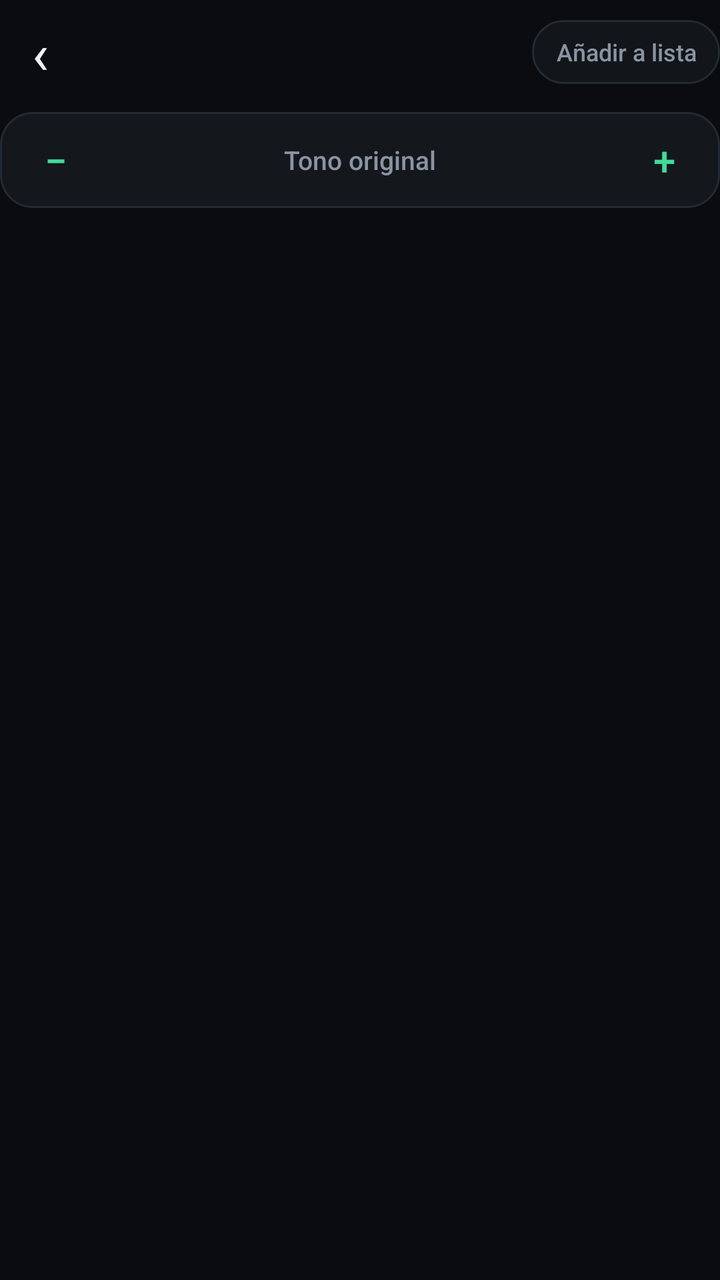
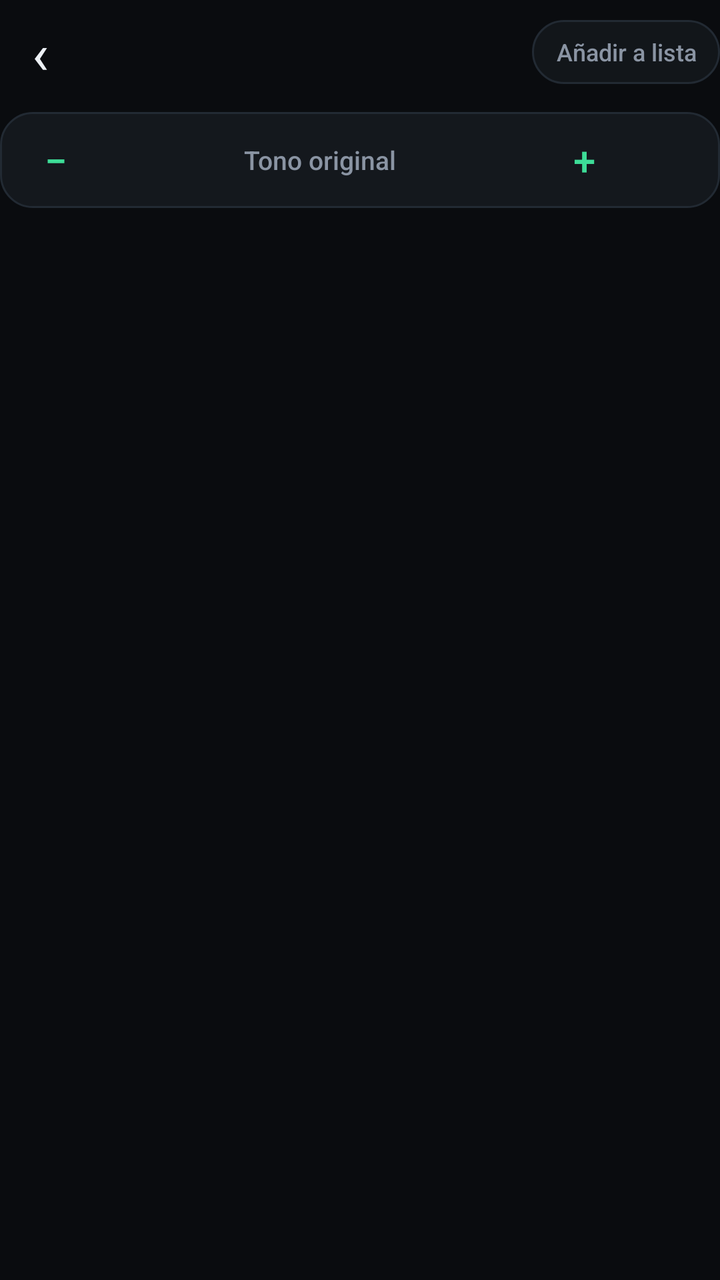

Two renders of the same Android screen: before a commit and after it. Below are the layout's source before the change and the commit's diff.
<!-- AndroidManifest.xml: application theme Theme.Afinador -->
<!-- res/layout/activity_song_view.xml -->
<?xml version="1.0" encoding="utf-8"?>
<LinearLayout xmlns:android="http://schemas.android.com/apk/res/android"
    android:id="@+id/root"
    android:layout_width="match_parent"
    android:layout_height="match_parent"
    android:background="@color/bg"
    android:orientation="vertical">

    <LinearLayout
        android:layout_width="match_parent"
        android:layout_height="wrap_content"
        android:gravity="center_vertical"
        android:orientation="horizontal"
        android:paddingTop="6dp"
        android:paddingBottom="10dp">

        <TextView
            android:id="@+id/backButton"
            android:layout_width="40dp"
            android:layout_height="40dp"
            android:clickable="true"
            android:contentDescription="@string/song_back"
            android:focusable="true"
            android:fontFamily="sans-serif"
            android:gravity="center"
            android:text="‹"
            android:textColor="@color/text_primary"
            android:textSize="28sp" />

        <LinearLayout
            android:layout_width="0dp"
            android:layout_height="wrap_content"
            android:layout_marginStart="8dp"
            android:layout_weight="1"
            android:orientation="vertical">

            <TextView
                android:id="@+id/songTitle"
                android:layout_width="match_parent"
                android:layout_height="wrap_content"
                android:ellipsize="end"
                android:fontFamily="sans-serif-medium"
                android:letterSpacing="0.02"
                android:maxLines="1"
                android:textColor="@color/text_primary"
                android:textSize="16sp" />

            <TextView
                android:id="@+id/songArtist"
                android:layout_width="match_parent"
                android:layout_height="wrap_content"
                android:layout_marginTop="2dp"
                android:ellipsize="end"
                android:fontFamily="sans-serif"
                android:maxLines="1"
                android:textColor="@color/text_secondary"
                android:textSize="11sp" />
        </LinearLayout>

        <TextView
            android:id="@+id/addToPlaylistButton"
            android:layout_width="wrap_content"
            android:layout_height="32dp"
            android:layout_marginStart="8dp"
            android:background="@drawable/chip_normal"
            android:clickable="true"
            android:focusable="true"
            android:fontFamily="sans-serif-medium"
            android:gravity="center"
            android:paddingStart="12dp"
            android:paddingEnd="12dp"
            android:text="@string/song_add_to_playlist"
            android:textColor="@color/text_secondary"
            android:textSize="12sp" />
    </LinearLayout>

    <LinearLayout
        android:layout_width="match_parent"
        android:layout_height="wrap_content"
        android:background="@drawable/segment_track"
        android:gravity="center_vertical"
        android:orientation="horizontal"
        android:padding="4dp">

        <TextView
            android:id="@+id/transposeDown"
            android:layout_width="48dp"
            android:layout_height="40dp"
            android:clickable="true"
            android:contentDescription="@string/song_transpose_down"
            android:focusable="true"
            android:fontFamily="sans-serif-medium"
            android:gravity="center"
            android:text="−"
            android:textColor="@color/accent"
            android:textSize="20sp" />

        <TextView
            android:id="@+id/transposeLabel"
            android:layout_width="0dp"
            android:layout_height="40dp"
            android:layout_weight="1"
            android:clickable="true"
            android:contentDescription="@string/song_transpose_reset"
            android:focusable="true"
            android:fontFamily="sans-serif-medium"
            android:gravity="center"
            android:text="@string/song_transpose_original"
            android:textColor="@color/text_secondary"
            android:textSize="13sp" />

        <TextView
            android:id="@+id/transposeUp"
            android:layout_width="48dp"
            android:layout_height="40dp"
            android:clickable="true"
            android:contentDescription="@string/song_transpose_up"
            android:focusable="true"
            android:fontFamily="sans-serif-medium"
            android:gravity="center"
            android:text="+"
            android:textColor="@color/accent"
            android:textSize="20sp" />
    </LinearLayout>

    <ScrollView
        android:layout_width="match_parent"
        android:layout_height="0dp"
        android:layout_marginTop="12dp"
        android:layout_weight="1"
        android:clipToPadding="false"
        android:scrollbars="none">

        
        <LinearLayout
            android:id="@+id/sheet"
            android:layout_width="match_parent"
            android:layout_height="wrap_content"
            android:orientation="vertical"
            android:paddingBottom="48dp" />
    </ScrollView>

    <TextView
        android:id="@+id/songSource"
        android:layout_width="match_parent"
        android:layout_height="wrap_content"
        android:fontFamily="sans-serif"
        android:gravity="center"
        android:letterSpacing="0.06"
        android:textColor="@color/text_secondary"
        android:textSize="10sp" />
</LinearLayout>
<!-- resources referenced by this layout -->
<resources>
  <color name="accent">#3DDC97</color>
  <color name="bg">#0A0C0F</color>
  <color name="text_primary">#EDF1F5</color>
  <color name="text_secondary">#8A94A3</color>
  <!-- drawable chip_normal (drawable) -->
  <?xml version="1.0" encoding="utf-8"?>
  <shape xmlns:android="http://schemas.android.com/apk/res/android"
      android:shape="rectangle">
      <solid android:color="#12161A" />
      <corners android:radius="20dp" />
      <stroke
          android:width="1dp"
          android:color="@color/stroke" />
  </shape>
  <!-- drawable segment_track (drawable) -->
  <?xml version="1.0" encoding="utf-8"?>
  <shape xmlns:android="http://schemas.android.com/apk/res/android"
      android:shape="rectangle">
      <solid android:color="@color/surface" />
      <corners android:radius="16dp" />
      <stroke
          android:width="1dp"
          android:color="@color/stroke" />
  </shape>
  <string name="song_add_to_playlist">Añadir a lista</string>
  <string name="song_back">Volver</string>
  <string name="song_transpose_down">Bajar medio tono</string>
  <string name="song_transpose_original">Tono original</string>
  <string name="song_transpose_reset">Volver al tono original</string>
  <string name="song_transpose_up">Subir medio tono</string>
  <style name="Theme.Afinador" parent="@android:style/Theme.Material.NoActionBar">
          <item name="android:windowBackground">@color/bg</item>
          <item name="android:colorAccent">@color/accent</item>
          <item name="android:statusBarColor">@android:color/transparent</item>
          <item name="android:navigationBarColor">@android:color/transparent</item>
          <item name="android:windowLightStatusBar">false</item>
          <item name="android:windowLightNavigationBar">false</item>
          <item name="android:textColorPrimary">@color/text_primary</item>
      </style>
  <color name="stroke">#222A33</color>
  <color name="surface">#14181D</color>
</resources>

<!-- the commit's change to res/layout/activity_song_view.xml (unified diff, before → after) -->
@@ -121,6 +121,20 @@
             android:text="+"
             android:textColor="@color/accent"
             android:textSize="20sp" />
+
+        <TextView
+            android:id="@+id/transposeReset"
+            android:layout_width="40dp"
+            android:layout_height="40dp"
+            android:clickable="true"
+            android:contentDescription="@string/song_transpose_reset"
+            android:focusable="true"
+            android:fontFamily="sans-serif"
+            android:gravity="center"
+            android:text="@string/song_transpose_reset_symbol"
+            android:textColor="@color/text_secondary"
+            android:textSize="18sp"
+            android:visibility="invisible" />
     </LinearLayout>
 
     <ScrollView
<!-- resource entries referenced after the edit -->
@@ -29,6 +29,7 @@
   <string name="song_transpose_down">Bajar medio tono</string>
   <string name="song_transpose_original">Tono original</string>
   <string name="song_transpose_reset">Volver al tono original</string>
+  <string name="song_transpose_reset_symbol">↺</string>
   <string name="song_transpose_up">Subir medio tono</string>
   <style name="Theme.Afinador" parent="@android:style/Theme.Material.NoActionBar">
           <item name="android:windowBackground">@color/bg</item>
